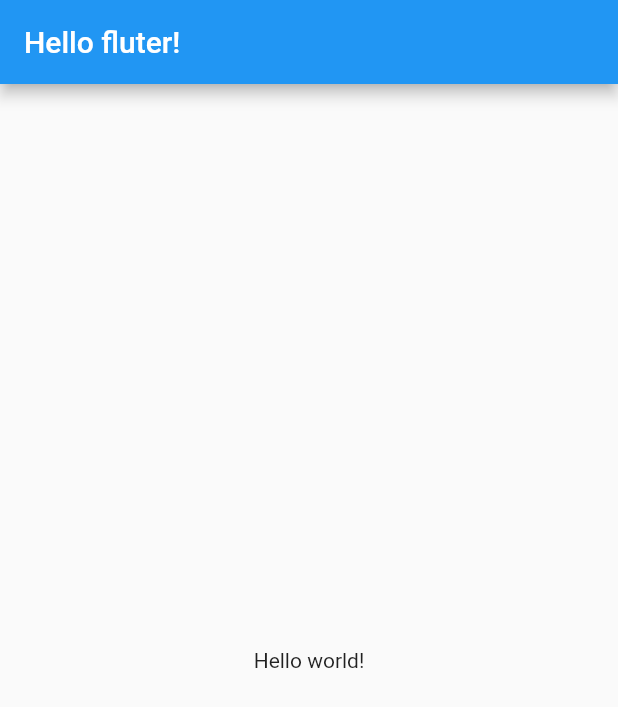
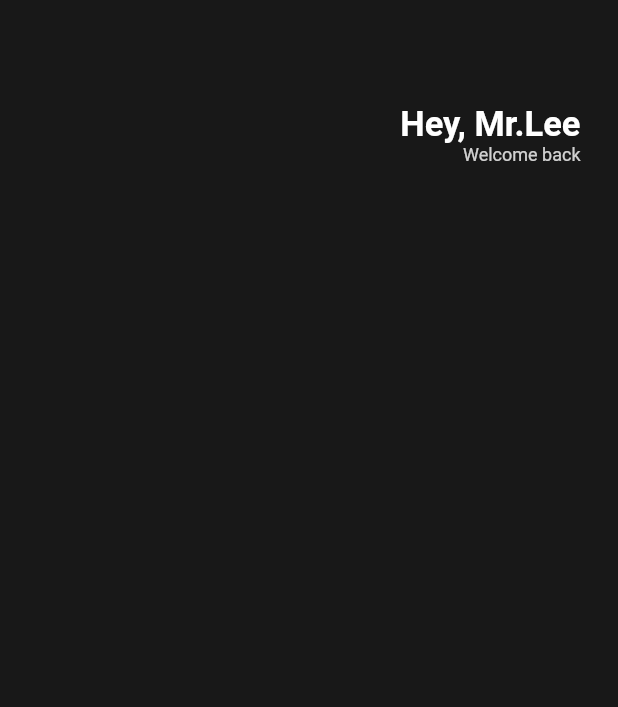
Before and after one commit to POONGNHA/toonfiex, a Flutter app: the screen it shows after launch, on a phone screen of 412 x 824 dp. Shown: the top 707 px of the screen. Run offline on Flutter 3.47's test engine with Material 2 defaults, Android fonts, the phone set to English and light mode, and no system bars.

Commit message:
learn about edgeinsets, symmetric, mainAxisAligment, mainAxisAligment, sizebox, crossAxisAlignment, CrossAxisAlignment,Textstyle,Colors....etcs...

```diff
--- a/lib/main.dart
+++ b/lib/main.dart
@@ -11,11 +11,40 @@
   Widget build(BuildContext context) {
     return MaterialApp(
       home: Scaffold(
-        appBar: AppBar(title: Text('Hello fluter!')),
-        body: Center(
-          child: Text('Hello world!'),
-        ),
-      ),
+          backgroundColor: Color(0xFF181818),
+          body: Padding(
+            padding: EdgeInsets.symmetric(horizontal: 25),
+            child: Column(
+              children: [
+                Row(
+                  mainAxisAlignment: MainAxisAlignment.end,
+                  children: [
+                    SizedBox(
+                      height: 180,
+                    ),
+                    Column(
+                      crossAxisAlignment: CrossAxisAlignment.end,
+                      children: [
+                        Text(
+                          'Hey, Mr.Lee',
+                          style: TextStyle(
+                              color: Colors.white,
+                              fontSize: 23,
+                              fontWeight: FontWeight.w600),
+                        ),
+                        Text(
+                          'Welcome back',
+                          style: TextStyle(
+                              color: Colors.white.withOpacity(0.8),
+                              fontSize: 12),
+                        ),
+                      ],
+                    )
+                  ],
+                ),
+              ],
+            ),
+          )),
     );
   }
 }
```
